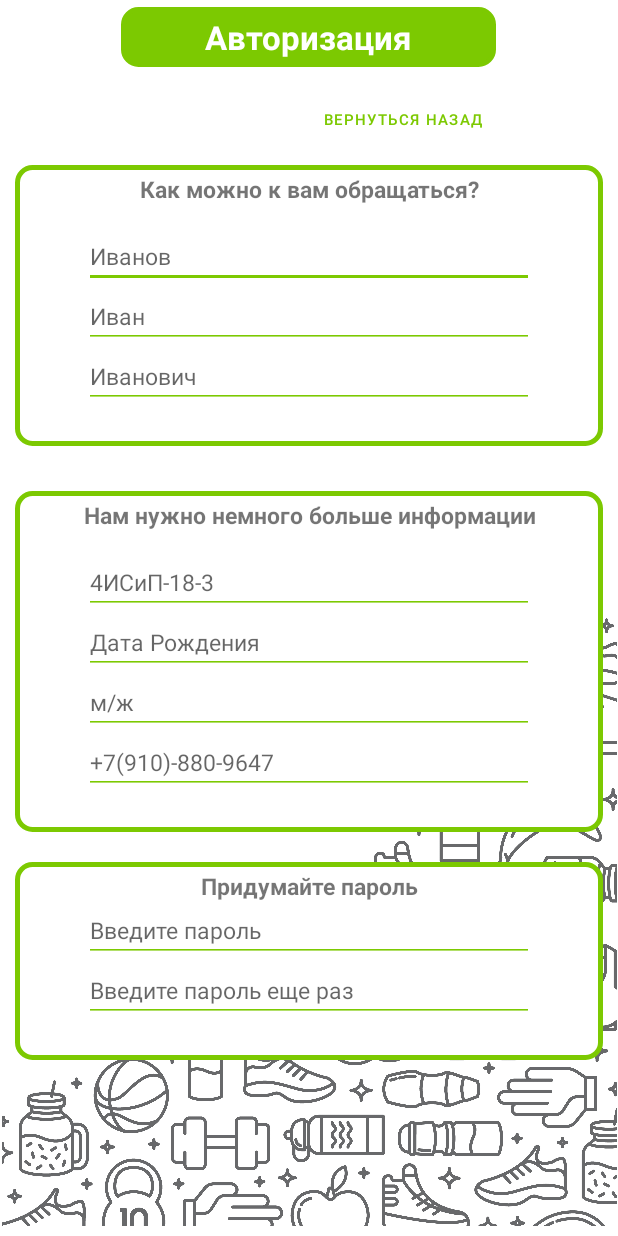
After one commit to ilyushka02/androidAppJurnalForBC, an Android app: the Signup screen opened directly, with no data from a screen before it, on a phone screen of 412 x 824 dp. The commit adds this screen. Run offline under Robolectric (Android 15) with nearby library versions, the phone set to English and light mode, and no system bars.

Commit message:
update signup page

```diff
--- a/app/src/main/java/com/example/sportjournal/MainActivity.java
+++ b/app/src/main/java/com/example/sportjournal/MainActivity.java
@@ -2,14 +2,45 @@ package com.example.sportjournal;
 
 import androidx.appcompat.app.AppCompatActivity;
 
+import android.content.Intent;
 import android.os.Bundle;
+import android.view.View;
+import android.widget.Button;
+import android.widget.TextView;
 
 public class MainActivity extends AppCompatActivity {
-
+    private  TextView textView_createAcc;
+    private Button btn;
     @Override
     protected void onCreate(Bundle savedInstanceState) {
         super.onCreate(savedInstanceState);
         getSupportActionBar().hide();
         setContentView(R.layout.activity_main);
+        addListener();
     }
+
+    public  void  addListener(){
+        textView_createAcc =(TextView) findViewById(R.id.textCreateNewAccount);
+        btn = (Button)  findViewById(R.id.signin_btn);
+        btn.setOnClickListener(
+                new View.OnClickListener() {
+                    @Override
+                    public void onClick(View v) {
+                        Intent intent = new Intent("android.intent.action.Signup");
+                        startActivity(intent);
+                    }
+                }
+        );
+
+        textView_createAcc.setOnClickListener(
+                new View.OnClickListener() {
+                    @Override
+                    public void onClick(View v) {
+                        Intent intent = new Intent("android.intent.action.Signup");
+                        startActivity(intent);
+                    }
+                }
+        );
+    }
+
 }
--- /dev/null
+++ b/app/src/main/java/com/example/sportjournal/Signup.java
@@ -0,0 +1,15 @@
+package com.example.sportjournal;
+
+import androidx.appcompat.app.AppCompatActivity;
+
+import android.os.Bundle;
+
+public class Signup extends AppCompatActivity {
+
+    @Override
+    protected void onCreate(Bundle savedInstanceState) {
+        super.onCreate(savedInstanceState);
+        getSupportActionBar().hide();
+        setContentView(R.layout.activity_signup);
+    }
+}
--- a/app/src/main/res/layout/activity_main.xml
+++ b/app/src/main/res/layout/activity_main.xml
@@ -8,7 +8,7 @@
     android:background="@color/white">
 
     <LinearLayout
-        android:id="@+id/header_start_page"
+        android:id="@+id/header_signup_page"
         android:layout_width="match_parent"
         android:layout_height="100dp"
         android:gravity="center"
@@ -114,14 +114,15 @@
             app:cornerRadius="10dp"/>
 
         <TextView
-            android:id="@+id/textView3"
+            android:id="@+id/textCreateNewAccount"
             android:layout_width="match_parent"
             android:layout_height="wrap_content"
             android:layout_marginTop="10dp"
+            android:clickable="true"
+            android:gravity="center_horizontal"
             android:text="Создайте новый аккаунт"
-            android:gravity="center_horizontal"
             android:textColor="@color/hiper_linc_color"
-            android:textSize="7pt"/>
+            android:textSize="7pt" />
 
     </LinearLayout>
 
--- /dev/null
+++ b/app/src/main/res/layout/activity_signup.xml
@@ -0,0 +1,274 @@
+<?xml version="1.0" encoding="utf-8"?>
+<androidx.constraintlayout.widget.ConstraintLayout xmlns:android="http://schemas.android.com/apk/res/android"
+    xmlns:app="http://schemas.android.com/apk/res-auto"
+    xmlns:tools="http://schemas.android.com/tools"
+    android:layout_width="match_parent"
+    android:layout_height="match_parent"
+    tools:context=".Signup">
+
+    <ImageView
+        android:id="@+id/imageView"
+        android:layout_width="match_parent"
+        android:layout_height="410dp"
+        android:layout_marginTop="400dp"
+        app:layout_constraintBottom_toBottomOf="parent"
+        app:layout_constraintEnd_toEndOf="parent"
+        app:layout_constraintStart_toStartOf="parent"
+        app:layout_constraintTop_toTopOf="parent"
+        app:srcCompat="@drawable/bacground_img" />
+
+    <ScrollView
+        android:layout_width="match_parent"
+        android:layout_height="match_parent"
+        app:layout_constraintTop_toTopOf="parent"
+        tools:layout_editor_absoluteX="78dp">
+
+        <LinearLayout
+            android:layout_width="match_parent"
+            android:layout_height="wrap_content"
+            android:orientation="vertical">
+
+            <LinearLayout
+                android:id="@+id/header_signup_page"
+                android:layout_width="match_parent"
+                android:layout_height="50dp"
+                android:gravity="center"
+                android:orientation="horizontal"
+                app:layout_constraintBottom_toTopOf="@+id/imageView"
+                app:layout_constraintEnd_toEndOf="parent"
+                app:layout_constraintStart_toStartOf="parent"
+                app:layout_constraintTop_toTopOf="parent"
+                tools:ignore="MissingConstraints">
+
+                <LinearLayout
+                    android:id="@+id/topik_start_page"
+                    android:layout_width="250dp"
+                    android:layout_height="40dp"
+                    android:background="@drawable/shape_for_head"
+                    android:orientation="horizontal">
+
+                    <TextView
+                        android:id="@+id/textView"
+                        android:layout_width="match_parent"
+                        android:layout_height="match_parent"
+                        android:gravity="center"
+                        android:text="Авторизация"
+                        android:textColor="@color/white"
+                        android:textSize="10pt"
+                        android:textStyle="bold" />
+
+
+                </LinearLayout>
+
+            </LinearLayout>
+
+
+            <!--            <ImageButton-->
+<!--                android:id="@+id/imageButton"-->
+<!--                android:layout_width="100dp"-->
+<!--                android:layout_height="wrap_content"-->
+<!--                android:background="@color/white"-->
+<!--                app:srcCompat="@drawable/back" />-->
+
+            <Button
+                android:id="@+id/button_back"
+                android:layout_width="wrap_content"
+                android:layout_height="40dp"
+                android:layout_marginStart="200dp"
+                android:layout_marginLeft="200dp"
+                android:layout_marginTop="10dp"
+                android:layout_marginBottom="10dp"
+                android:text="Вернуться назад"
+                android:textColor="@color/green"
+                android:textSize="10dp"
+                app:backgroundTint="@color/white" />
+
+            <LinearLayout
+                android:id="@+id/body_start_page"
+                android:layout_width="match_parent"
+                android:layout_height="match_parent"
+                android:layout_marginStart="10dp"
+                android:layout_marginLeft="10dp"
+                android:layout_marginEnd="10dp"
+                android:layout_marginRight="10dp"
+                android:layout_marginBottom="30dp"
+                android:background="@drawable/shape_for_field"
+                android:gravity="center"
+                android:orientation="vertical"
+                app:layout_constraintBottom_toBottomOf="parent"
+                app:layout_constraintEnd_toEndOf="parent"
+                app:layout_constraintStart_toStartOf="parent"
+                app:layout_constraintTop_toTopOf="parent"
+                app:layout_constraintVertical_bias="0.51">
+
+
+                <TextView
+                    android:id="@+id/textView4"
+                    android:layout_width="match_parent"
+                    android:layout_height="wrap_content"
+                    android:layout_marginTop="@dimen/marginTopTextViewSignUp"
+                    android:gravity="center_horizontal"
+                    android:text="Как можно к вам обращаться?"
+                    android:textSize="@dimen/sizeTextViewSignUp"
+                    android:textStyle="bold"/>
+
+                <EditText
+                    android:id="@+id/textLastName"
+                    android:layout_width="@dimen/widthTextEditSignUp"
+                    android:layout_height="@dimen/heightTextEditSignUp"
+                    android:layout_marginTop="15dp"
+                    android:backgroundTint="@color/green"
+                    android:ems="10"
+                    android:hint="Иванов"
+                    android:inputType="text"
+                    android:textSize="@dimen/sizeTextEditSignUp" />
+
+                <EditText
+                    android:id="@+id/textFirstName"
+                    android:layout_width="@dimen/widthTextEditSignUp"
+                    android:layout_height="@dimen/heightTextEditSignUp"
+                    android:backgroundTint="@color/green"
+                    android:ems="10"
+                    android:hint="Иван"
+                    android:inputType="text"
+                    android:textSize="@dimen/sizeTextEditSignUp" />
+
+                <EditText
+                    android:id="@+id/textSecondName"
+                    android:layout_width="@dimen/widthTextEditSignUp"
+                    android:layout_height="@dimen/heightTextEditSignUp"
+                    android:backgroundTint="@color/green"
+                    android:layout_marginBottom="25dp"
+                    android:ems="10"
+                    android:hint="Иванович"
+                    android:inputType="text"
+                    android:textSize="@dimen/sizeTextEditSignUp" />
+            </LinearLayout>
+
+            <LinearLayout
+                android:layout_width="match_parent"
+                android:layout_height="match_parent"
+                android:layout_marginStart="10dp"
+                android:layout_marginLeft="10dp"
+                android:layout_marginEnd="10dp"
+                android:layout_marginRight="10dp"
+                android:layout_marginBottom="20dp"
+                android:background="@drawable/shape_for_field"
+                android:gravity="center"
+                android:orientation="vertical"
+                app:layout_constraintBottom_toBottomOf="parent"
+                app:layout_constraintEnd_toEndOf="parent"
+                app:layout_constraintStart_toStartOf="parent"
+                app:layout_constraintTop_toTopOf="parent"
+                app:layout_constraintVertical_bias="0.51">
+
+                <TextView
+                    android:id="@+id/textView5"
+                    android:layout_width="match_parent"
+                    android:layout_height="wrap_content"
+                    android:layout_marginTop="@dimen/marginTopTextViewSignUp"
+                    android:gravity="center_horizontal"
+                    android:text="Нам нужно немного больше информации"
+                    android:textSize="@dimen/sizeTextViewSignUp"
+                    android:textStyle="bold"/>
+
+                <EditText
+                    android:id="@+id/users_group"
+                    android:layout_width="@dimen/widthTextEditSignUp"
+                    android:layout_height="@dimen/heightTextEditSignUp"
+                    android:layout_marginTop="15dp"
+                    android:backgroundTint="@color/green"
+                    android:ems="10"
+                    android:hint="4ИСиП-18-3"
+                    android:inputType="text"
+                    android:textSize="@dimen/sizeTextEditSignUp" />
+
+                <EditText
+                    android:id="@+id/birthday"
+                    android:layout_width="@dimen/widthTextEditSignUp"
+                    android:layout_height="@dimen/heightTextEditSignUp"
+                    android:backgroundTint="@color/green"
+                    android:ems="10"
+                    android:hint="Дата Рождения"
+                    android:inputType="date"
+                    android:textSize="@dimen/sizeTextEditSignUp" />
+
+                <EditText
+                    android:id="@+id/gender"
+                    android:layout_width="@dimen/widthTextEditSignUp"
+                    android:layout_height="@dimen/heightTextEditSignUp"
+                    android:backgroundTint="@color/green"
+                    android:ems="10"
+                    android:hint="м/ж"
+                    android:inputType="text"
+                    android:textSize="@dimen/sizeTextEditSignUp" />
+
+                <EditText
+                    android:id="@+id/number_phone"
+                    android:layout_width="@dimen/widthTextEditSignUp"
+                    android:layout_height="@dimen/heightTextEditSignUp"
+                    android:layout_marginBottom="25dp"
+                    android:backgroundTint="@color/green"
+                    android:ems="10"
+                    android:hint="+7(910)-880-9647"
+                    android:inputType="text"
+                    android:textSize="@dimen/sizeTextEditSignUp" />
+
+            </LinearLayout>
+
+            <LinearLayout
+                android:layout_width="match_parent"
+                android:layout_height="match_parent"
+                android:layout_marginStart="10dp"
+                android:layout_marginLeft="10dp"
+                android:layout_marginEnd="10dp"
+                android:layout_marginRight="10dp"
+                android:layout_marginBottom="20dp"
+                android:background="@drawable/shape_for_field"
+                android:gravity="center"
+                android:orientation="vertical"
+                app:layout_constraintBottom_toBottomOf="parent"
+                app:layout_constraintEnd_toEndOf="parent"
+                app:layout_constraintStart_toStartOf="parent"
+                app:layout_constraintTop_toTopOf="parent"
+                app:layout_constraintVertical_bias="0.51">
+
+                <TextView
+                    android:id="@+id/textView6"
+                    android:layout_width="match_parent"
+                    android:layout_height="wrap_content"
+                    android:layout_marginTop="@dimen/marginTopTextViewSignUp"
+                    android:gravity="center_horizontal"
+                    android:text="Придумайте пароль"
+                    android:textSize="@dimen/sizeTextViewSignUp"
+                    android:textStyle="bold"/>
+
+                <EditText
+                    android:id="@+id/users_password_1"
+                    android:layout_width="@dimen/widthTextEditSignUp"
+                    android:layout_height="@dimen/heightTextEditSignUp"
+                    android:backgroundTint="@color/green"
+                    android:ems="10"
+                    android:hint="Введите пароль"
+                    android:inputType="textPassword"
+                    android:textSize="@dimen/sizeTextEditSignUp" />
+
+                <EditText
+                    android:id="@+id/users_password_2"
+                    android:layout_width="@dimen/widthTextEditSignUp"
+                    android:layout_height="@dimen/heightTextEditSignUp"
+                    android:layout_marginBottom="25dp"
+                    android:backgroundTint="@color/green"
+                    android:ems="10"
+                    android:hint="Введите пароль еще раз"
+                    android:inputType="textPassword"
+                    android:textSize="@dimen/sizeTextEditSignUp" />
+
+            </LinearLayout>
+
+        </LinearLayout>
+    </ScrollView>
+
+
+
+</androidx.constraintlayout.widget.ConstraintLayout>
--- a/app/src/main/res/layout/signup_activity.xml
+++ /dev/null
@@ -1,6 +0,0 @@
-<?xml version="1.0" encoding="utf-8"?>
-<androidx.constraintlayout.widget.ConstraintLayout
-    xmlns:android="http://schemas.android.com/apk/res/android" android:layout_width="match_parent"
-    android:layout_height="match_parent">
-
-</androidx.constraintlayout.widget.ConstraintLayout>
--- a/app/src/main/res/values/dimensions.xml
+++ b/app/src/main/res/values/dimensions.xml
@@ -2,4 +2,13 @@
 <resources>
     <dimen name="fieldMarginTopBotton">5dp</dimen>
     <dimen name="fieldMarginLefRight">10dp</dimen>
+    <!--Окно регистрации.-->
+        <!--Заголовки форм-->
+    <dimen name="marginTopTextViewSignUp">5dp</dimen>
+    <dimen name="sizeTextViewSignUp">15dp</dimen>
+        <!--Поля заполнения-->
+    <dimen name="widthTextEditSignUp">300dp</dimen>
+    <dimen name="heightTextEditSignUp">40dp</dimen>
+    <dimen name="sizeTextEditSignUp">15dp</dimen>
+    <dimen name="marginBottomTextEditSignUp">25dp</dimen>
 </resources>
```
Also changed, not shown: app/src/main/AndroidManifest.xml (+7 -0 lines), app/src/main/res/drawable-v24/avtorization_img.jpg (deleted), app/src/main/res/drawable/add_user_black.jpg (deleted), app/src/main/res/drawable/add_user_green.png (deleted), app/src/main/res/drawable/back.png (added).
